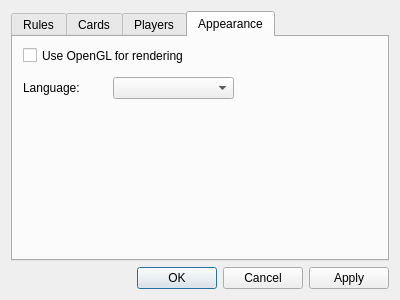
trolley813/OpenFool, file settingsdialog.ui: the form before one commit.
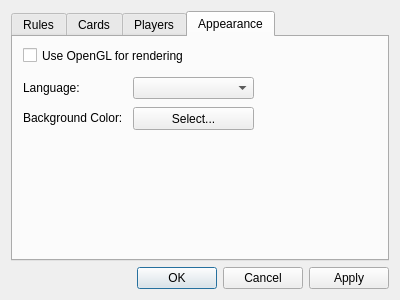
The form after the commit.

Commit message: select color from settings dialog

Patch:
```diff
--- a/settingsdialog.ui
+++ b/settingsdialog.ui
@@ -198,13 +198,39 @@
       <widget class="QComboBox" name="comboBoxLanguage">
        <property name="geometry">
         <rect>
-         <x>100</x>
+         <x>120</x>
          <y>40</y>
          <width>121</width>
          <height>22</height>
         </rect>
        </property>
       </widget>
+      <widget class="QLabel" name="labelBGColor">
+       <property name="geometry">
+        <rect>
+         <x>10</x>
+         <y>70</y>
+         <width>101</width>
+         <height>21</height>
+        </rect>
+       </property>
+       <property name="text">
+        <string>Background Color:</string>
+       </property>
+      </widget>
+      <widget class="QPushButton" name="pushButtonSelectColor">
+       <property name="geometry">
+        <rect>
+         <x>120</x>
+         <y>70</y>
+         <width>121</width>
+         <height>23</height>
+        </rect>
+       </property>
+       <property name="text">
+        <string>Select...</string>
+       </property>
+      </widget>
      </widget>
     </widget>
    </item>
```
The commit also changes 2 other files.
